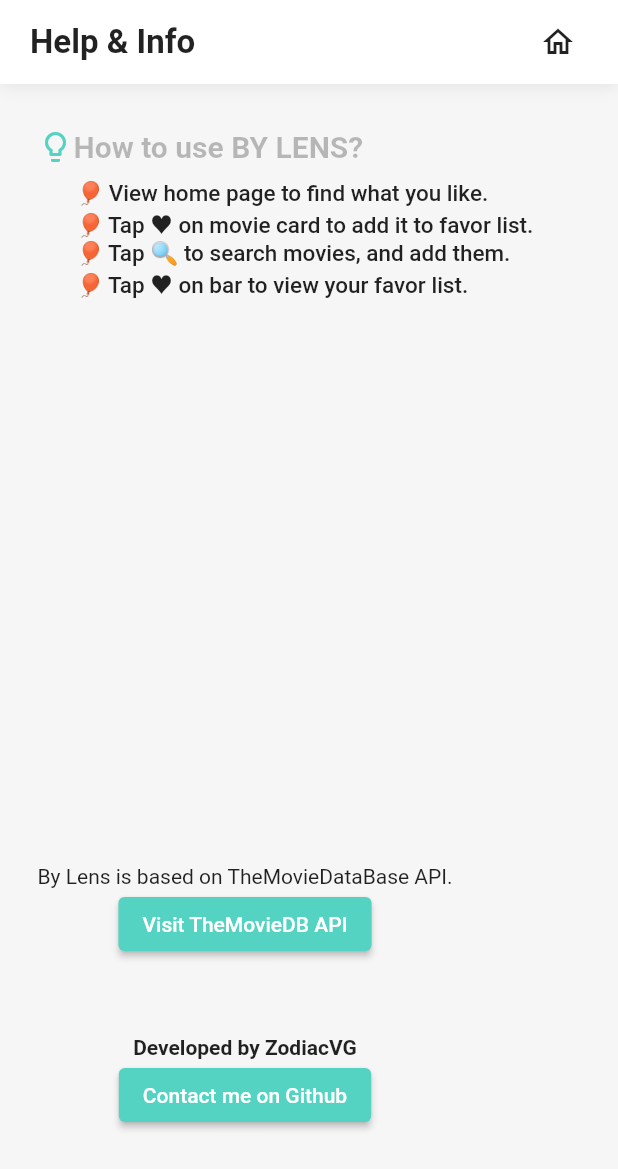
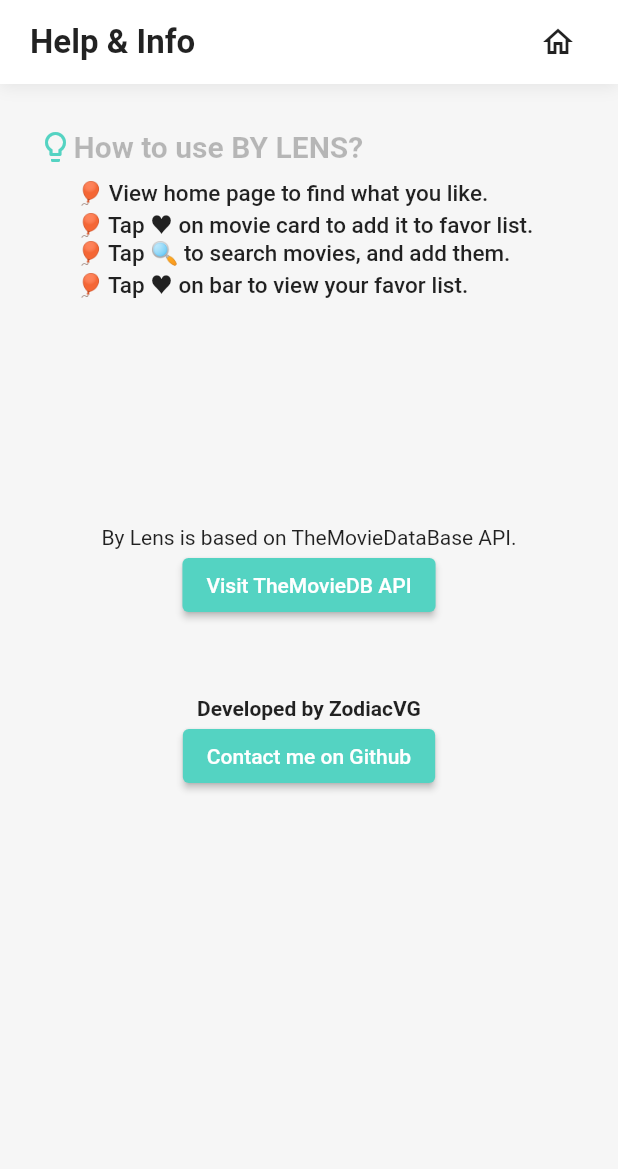
Before and after one commit to zodiacVG/bylens_flutter, a Flutter app: the InfoPage screen opened directly, on a phone screen of 412 x 824 dp. Shown: the top 1169 px of the screen. Run offline on Flutter 3.47's test engine with Material 2 defaults, Android fonts, the phone set to English and light mode, and no system bars; our stand-ins replace flutter_easyloading, font_awesome_flutter, shared_preferences, smooth_star_rating; accounts and stored records are empty; network calls fail; Roboto replaces fonts that are missing (WorkSans).

Commit message:
Revert "build不了了"
This reverts commit ab532b86598443141084598e5d293956d5e52ec1.

```diff
--- a/lib/info_page.dart
+++ b/lib/info_page.dart
@@ -63,25 +63,20 @@ class _InfoPageState extends State<InfoPage>{
                              ),
                              Container(
                                height: 10,
-                               width: MediaQuery.of(context).size.width-60,
                              ),
                              Row(
                                children: [
                                  Container(
                                    width: 25,
                                  ),
-                                 Container(
-                                   width: MediaQuery.of(context).size.width-100,
-                                   child: Column(
+                                 Column(
                                    crossAxisAlignment: CrossAxisAlignment.start,
                                    children: [
-                                       Container(
-                                         child: Text(
+                                     Text(
                                        '🎈 View home page to find what you like.',
                                        style: TextStyle(
                                            fontSize: 15,
                                            fontWeight: FontWeight.w500
-                                           ),
                                        ),
                                      ),
                                      Text(
@@ -107,24 +102,13 @@ class _InfoPageState extends State<InfoPage>{
                                      ),
                                    ],
                                  ),
-                                 ),
                                ],
                              ),
                            ],
                          ),
-                       ],
+                           Container(
+                             height: 150,
                            ),
-                   )
-                 ],
-               ),
-             ),
-             Positioned(
-               bottom: 70,
-                 child: Container(
-                   padding: EdgeInsets.only(left: 25,right: 25),
-                   child: Column(
-                     crossAxisAlignment: CrossAxisAlignment.center,
-                     children: [
                            Text(
                                'By Lens is based on TheMovieDataBase API.'
                          ),
@@ -152,7 +136,9 @@ class _InfoPageState extends State<InfoPage>{
                        ],
                      ),
                    )
-             )
+                 ],
+               ),
+             ),
            ],
          ),
        ),
```
Also changed, not shown: lib/movie_detail_page.dart (+3 -7 lines), 8 other files. Lines whose indentation alone changed are shown as unchanged.
